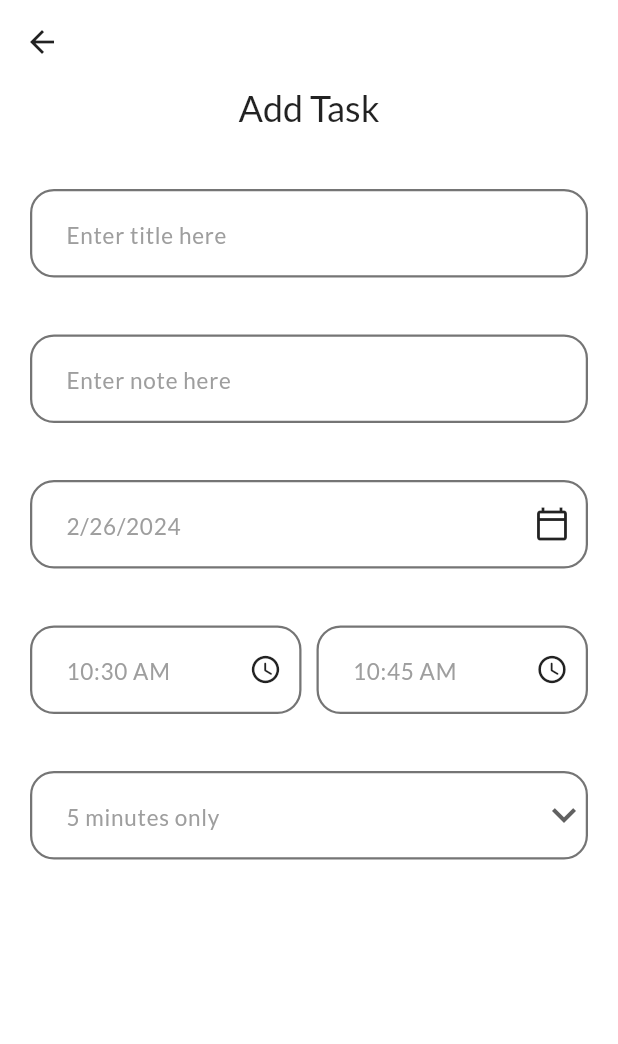
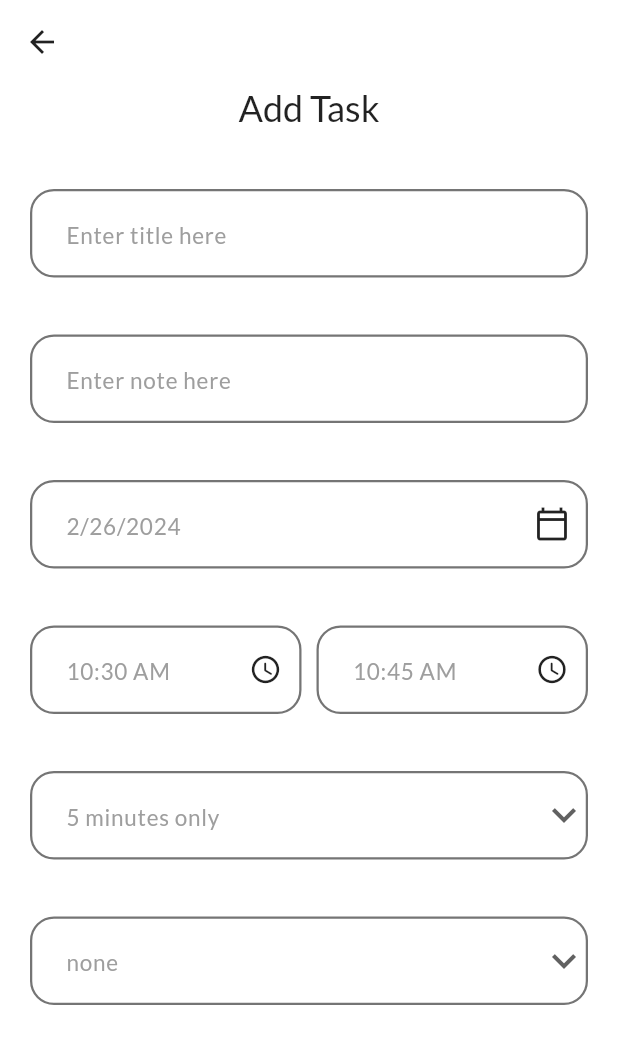
Before and after one commit to AbdelrhmanAmer/ToDo-App-GetX, a Flutter app: the AddTaskScreen screen opened directly, on a phone screen of 412 x 824 dp. Shown: the top 1044 px of the screen. Run offline on Flutter 3.47's test engine with Material 3 defaults, Android fonts, the phone set to English and light mode, and no system bars; our stand-ins replace flutter_svg, get, get_storage, google_fonts; accounts and stored records are empty.

Commit message:
Add Task Screen (CustomDropButton)

```diff
--- a/todo_app_getx/lib/screens/add_task/components/body.dart
+++ b/todo_app_getx/lib/screens/add_task/components/body.dart
@@ -4,6 +4,7 @@ import 'package:intl/intl.dart';
 
 import '../../../constants.dart';
 import '../../../controllers/task_controller.dart';
+import 'custom_drop_btn.dart';
 import 'input_field.dart';
 
 class Body extends StatefulWidget {
@@ -87,31 +88,26 @@ class _BodyState extends State<Body> {
             ),
             const SizedBox(height: kDefaultPadding / 2),
             InputField(
-                title: 'Remind',
-                hintText: '$_selectedRemind minutes only',
-                enabled: false,
-                widget: DropdownButton(
-                  dropdownColor: kPrimaryColor,
-                  items: remindList
-                      .map((value) => DropdownMenuItem(
-                            value: value,
-                            child: Text(
-                              '$value',
-                              style: const TextStyle(color: Colors.white),
-                            ),
-                          ))
-                      .toList(),
-                  icon: const Icon(Icons.keyboard_arrow_down),
-                  borderRadius: BorderRadius.circular(14),
-                  iconSize: 32,
-                  elevation: 8,
-                  underline: Container(height: 0),
-                  onChanged: (newValue) {
-                    setState(() {
-                      _selectedRemind = newValue!;
-                    });
-                  },
-                )),
+              title: 'Remind',
+              hintText: '$_selectedRemind minutes only',
+              enabled: false,
+              widget: CustomDropButton(
+                onChanged: (value) =>
+                    setState(() => _selectedRemind = value as int),
+                list: remindList,
+              ),
+            ),
+            const SizedBox(height: kDefaultPadding / 2),
+            InputField(
+              title: 'Repeat',
+              hintText: _selectedRepeat,
+              enabled: false,
+              widget: CustomDropButton(
+                onChanged: (value) =>
+                    setState(() => _selectedRepeat = value as String),
+                list: repeatList,
+              ),
+            ),
           ],
         ),
       ),
--- /dev/null
+++ b/todo_app_getx/lib/screens/add_task/components/custom_drop_btn.dart
@@ -0,0 +1,45 @@
+import 'package:flutter/material.dart';
+
+import '../../../constants.dart';
+
+class CustomDropButton extends StatefulWidget {
+  const CustomDropButton(
+      {super.key, required this.list, required this.onChanged});
+
+  final List<Object> list;
+  final Function(Object value) onChanged;
+
+  @override
+  State<CustomDropButton> createState() => _CustomDropButtonState();
+}
+
+class _CustomDropButtonState extends State<CustomDropButton> {
+  dynamic _selectedValue;
+
+  @override
+  Widget build(BuildContext context) {
+    return DropdownButton(
+      dropdownColor: kPrimaryColor,
+      items: widget.list
+          .map((value) => DropdownMenuItem(
+                value: value,
+                child: Text(
+                  '$value',
+                  style: const TextStyle(color: Colors.white),
+                ),
+              ))
+          .toList(),
+      icon: const Icon(Icons.keyboard_arrow_down),
+      borderRadius: BorderRadius.circular(14),
+      iconSize: 32,
+      elevation: 8,
+      underline: Container(height: 0),
+      onChanged: (newValue) {
+        setState(() {
+          _selectedValue = newValue;
+        });
+        widget.onChanged(_selectedValue);
+      },
+    );
+  }
+}
```
